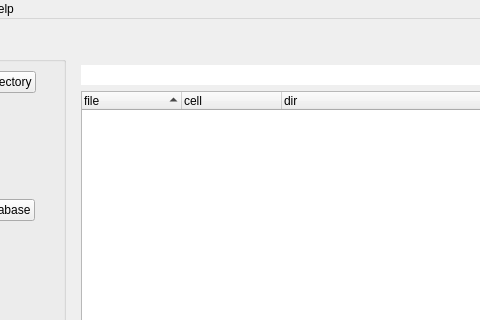
First picture: the form in stdb_main.ui, repository dkratzert/StructureFinder, before the edit; both pictures show x 88 to 568 and y 0 to 320 of the 958 by 659 pixel window.
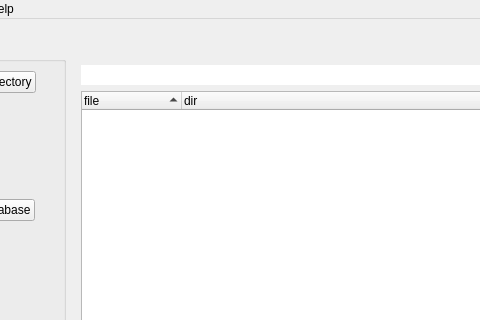
Second picture: the form after the edit.

The edit to the form file:
```diff
--- a/stdb_main.ui
+++ b/stdb_main.ui
@@ -221,11 +221,6 @@
                 <string>file</string>
                </property>
               </column>
-              <column>
-               <property name="text">
-                <string>cell</string>
-               </property>
-              </column>
               <column>
                <property name="text">
                 <string>dir</string>
```
